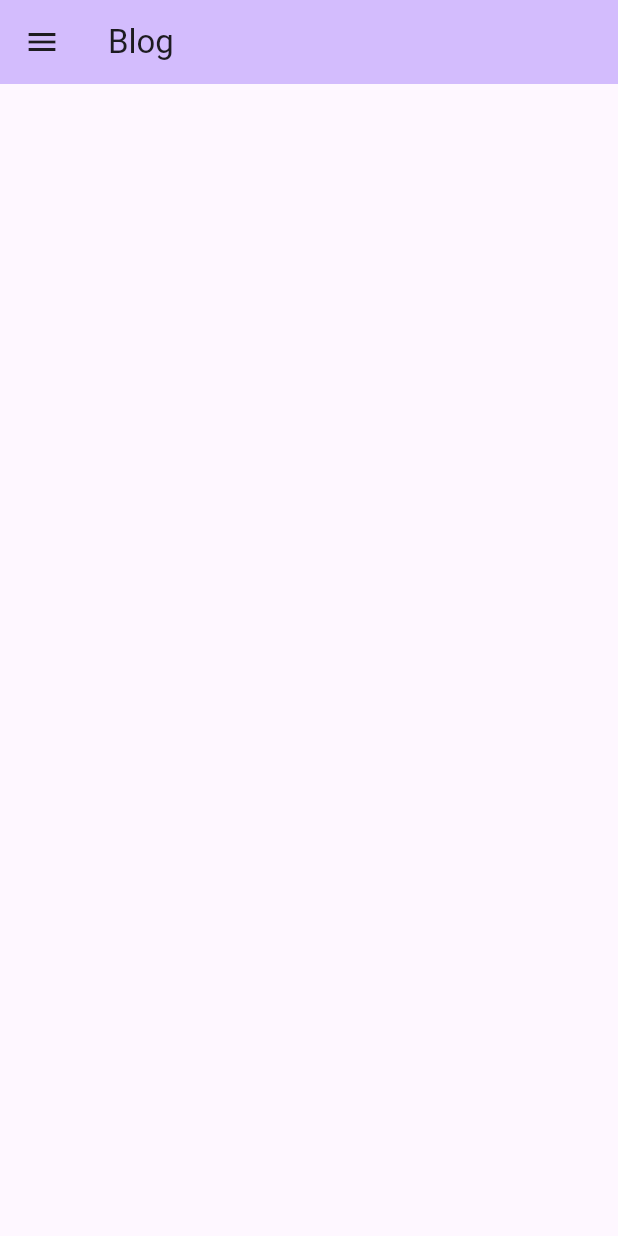
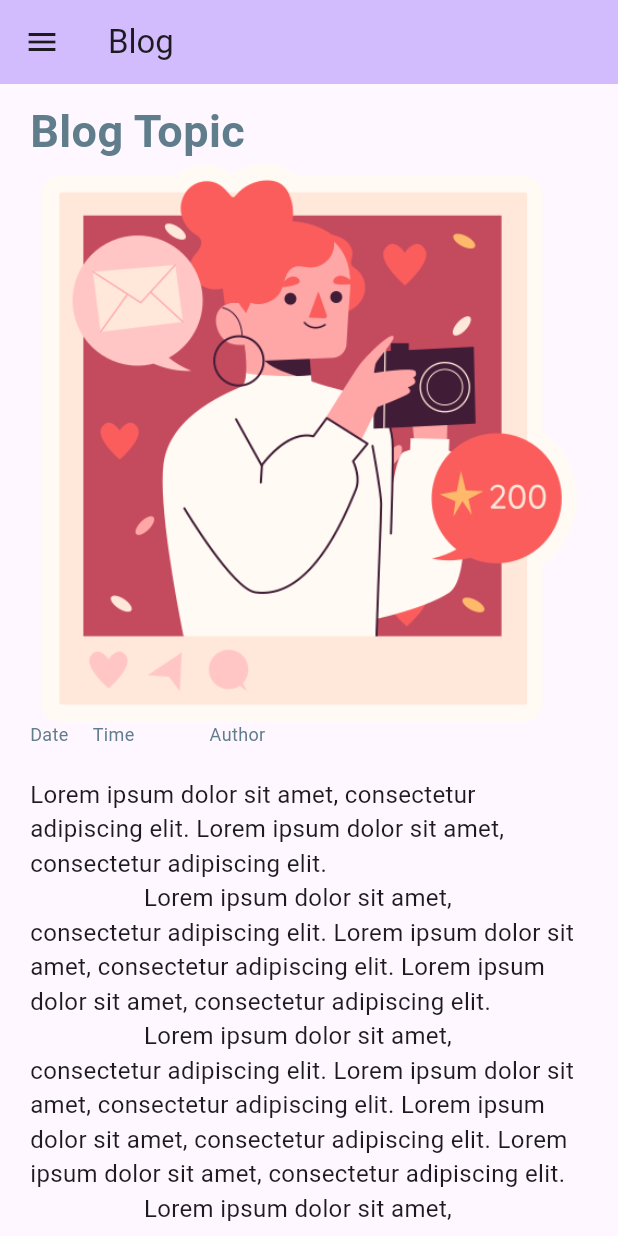
Before and after one commit to dojjo-corp/my-blog, a Flutter app: the BlogDetails screen opened directly, on a phone screen of 412 x 824 dp. Run offline on Flutter 3.47's test engine with Material 2 defaults, Android fonts, the phone set to English and light mode, and no system bars.

Commit message:
dummy blog page

```diff
--- a/lib/pages/blogs.dart
+++ b/lib/pages/blogs.dart
@@ -4,7 +4,9 @@ import 'package:flutter/material.dart';
 import 'package:dojjoblog/pages/dashboard.dart';
 
 class BlogDetails extends StatelessWidget {
-  const BlogDetails({super.key});
+  const BlogDetails({
+    super.key,
+  });
 
   @override
   Widget build(BuildContext context) {
@@ -15,13 +17,65 @@ class BlogDetails extends StatelessWidget {
           title: const Text('Blog'),
         ),
         drawer: const MyDrawer(),
-        body: const Padding(
-          padding: EdgeInsets.symmetric(horizontal: 20.0),
-          child: Column(
-            children: [],
+        body: Padding(
+          padding: const EdgeInsets.symmetric(horizontal: 20.0, vertical: 10),
+          child: SingleChildScrollView(
+            child: Column(
+              children: [
+                // todo: actual blog data will be from JSON files
+                const Row(
+                  children: [
+                    Text(
+                      'Blog Topic',
+                      textAlign: TextAlign.start,
+                      style: TextStyle(
+                          fontSize: 30,
+                          fontWeight: FontWeight.bold,
+                          color: Colors.blueGrey),
+                    ),
+                  ],
+                ),
+                Image.asset('assets/influencer.png'),
+                const Row(
+                  children: [
+                    Text(
+                      'Date',
+                      style: TextStyle(fontSize: 12, color: Colors.blueGrey),
+                    ),
+                    VerticalDivider(),
+                    Text(
+                      'Time',
+                      style: TextStyle(fontSize: 12, color: Colors.blueGrey),
+                    ),
+                    VerticalDivider(
+                      thickness: 16,
+                      width: 50,
+                    ),
+                    Text(
+                      'Author',
+                      style: TextStyle(fontSize: 12, color: Colors.blueGrey),
+                    ),
+                  ],
+                ),
+                const SizedBox(height: 20.0,),
+                const Text(
+                  '''Lorem ipsum dolor sit amet, consectetur adipiscing elit. Lorem ipsum dolor sit amet, consectetur adipiscing elit.
+                  Lorem ipsum dolor sit amet, consectetur adipiscing elit. Lorem ipsum dolor sit amet, consectetur adipiscing elit. Lorem ipsum dolor sit amet, consectetur adipiscing elit.
+                  Lorem ipsum dolor sit amet, consectetur adipiscing elit. Lorem ipsum dolor sit amet, consectetur adipiscing elit. Lorem ipsum dolor sit amet, consectetur adipiscing elit. Lorem ipsum dolor sit amet, consectetur adipiscing elit.
+                  Lorem ipsum dolor sit amet, consectetur adipiscing elit. Lorem ipsum dolor sit amet, consectetur adipiscing elit. Lorem ipsum dolor sit amet, consectetur adipiscing elit. Lorem ipsum dolor sit amet, consectetur adipiscing elit. Lorem ipsum dolor sit amet, consectetur adipiscing elit.
+                  Lorem ipsum dolor sit amet, consectetur adipiscing elit. Lorem ipsum dolor sit amet, consectetur adipiscing elit. Lorem ipsum dolor sit amet, consectetur adipiscing elit. Lorem ipsum dolor sit amet, consectetur adipiscing elit.''',
+                  style: TextStyle(fontSize: 16),
+                ),
+                const SizedBox(height: 20,),
+                const Row(
+                  children: [
+                    Icon(Icons.add_comment_rounded),
+                  ],
+                )
+              ],
+            ),
           ),
         ),
-
       ),
     );
   }
```
